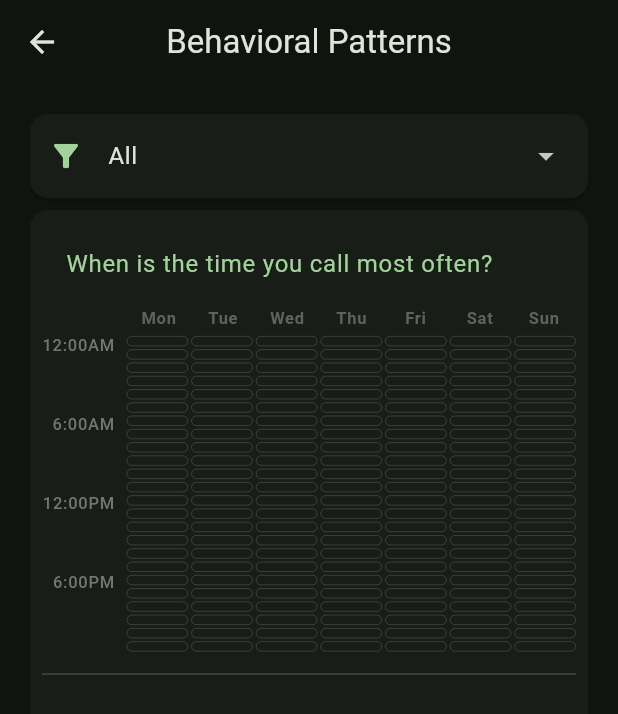
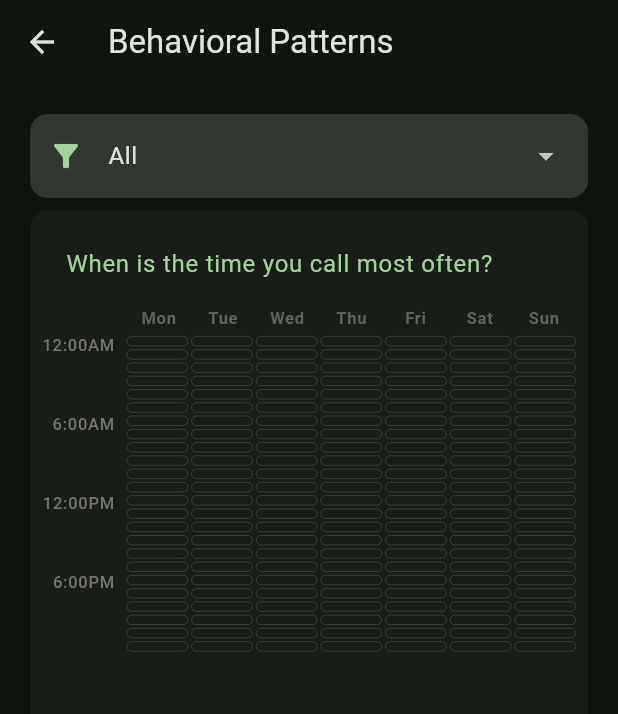
Before and after one commit to abdetaterefe/phone_recap, a Flutter app: the BehavioralPatternsView screen opened directly, on a phone screen of 412 x 824 dp. Shown: the top 714 px of the screen. Run offline on Flutter 3.47's test engine with Material 3 defaults, Android fonts, the phone set to English and light mode, and no system bars; our stand-ins replace equatable, fl_chart, flutter_bloc, flutter_contacts, flutter_local_notifications, package_info_plus and 4 more; accounts and stored records are empty.

Commit message:
chore: refactor

```diff
--- a/lib/features/behavioral_patterns/view/behavioral_patterns_page.dart
+++ b/lib/features/behavioral_patterns/view/behavioral_patterns_page.dart
@@ -38,17 +38,50 @@ class _BehavioralPatternsViewState extends State<BehavioralPatternsView> {
   @override
   Widget build(BuildContext context) {
     return Scaffold(
-      appBar: AppBar(
-        title: const Text('Behavioral Patterns'),
-        centerTitle: true,
-      ),
+      appBar: AppBar(title: const Text('Behavioral Patterns')),
       body: Padding(
         padding: const EdgeInsets.all(16),
+        child: BlocBuilder<BehavioralPatternsBloc, BehavioralPatternsState>(
+          builder: (context, state) {
+            if (state.status == Status.loading) {
+              return Shimmer.fromColors(
+                enabled: true,
+                direction: ShimmerDirection.ltr,
+                baseColor:
+                    Theme.of(context).colorScheme.brightness == Brightness.dark
+                        ? Theme.of(context).colorScheme.surfaceBright
+                        : Theme.of(context).colorScheme.surfaceDim,
+                highlightColor:
+                    Theme.of(context).colorScheme.brightness == Brightness.dark
+                        ? Theme.of(context).colorScheme.surfaceContainerHigh
+                        : Theme.of(context).colorScheme.surfaceContainerHigh,
                 child: Column(
                   children: [
-            BlocBuilder<BehavioralPatternsBloc, BehavioralPatternsState>(
-              builder: (context, state) {
-                return Card(
+                    Card(
+                      child: DropdownMenu<String>(
+                        width: double.infinity,
+                        initialSelection: "all",
+                        onSelected: (String? value) {},
+                        dropdownMenuEntries: [],
+                      ),
+                    ),
+                    Expanded(
+                      child: Card(
+                        child: SizedBox(
+                          width: double.infinity,
+                          height: double.infinity,
+                        ),
+                      ),
+                    ),
+                  ],
+                ),
+              );
+            } else if (state.status == Status.error) {
+              return const Center(child: Text("Error"));
+            } else {
+              return Column(
+                children: [
+                  Card.filled(
                     child: DropdownMenu<String>(
                       width: double.infinity,
                       leadingIcon: Icon(
@@ -78,40 +111,10 @@ class _BehavioralPatternsViewState extends State<BehavioralPatternsView> {
                         ),
                       ],
                     ),
-                );
-              },
                   ),
                   Expanded(
                     child: Card(
-                child: BlocBuilder<
-                  BehavioralPatternsBloc,
-                  BehavioralPatternsState
-                >(
-                  builder: (context, state) {
-                    if (state.status == Status.loading) {
-                      return Shimmer.fromColors(
-                        enabled: true,
-                        direction: ShimmerDirection.ltr,
-                        baseColor:
-                            Theme.of(context).colorScheme.brightness ==
-                                    Brightness.dark
-                                ? Theme.of(context).colorScheme.surfaceBright
-                                : Theme.of(context).colorScheme.surfaceDim,
-                        highlightColor:
-                            Theme.of(context).colorScheme.brightness ==
-                                    Brightness.dark
-                                ? Theme.of(
-                                  context,
-                                ).colorScheme.surfaceContainerHigh
-                                : Theme.of(
-                                  context,
-                                ).colorScheme.surfaceContainerHigh,
-                        child: SizedBox(width: double.infinity),
-                      );
-                    } else if (state.status == Status.error) {
-                      return const Center(child: Text("Error"));
-                    } else {
-                      return SizedBox(
+                      child: SizedBox(
                         width: double.infinity,
                         child: Padding(
                           padding: EdgeInsets.all(8),
@@ -130,20 +133,19 @@ class _BehavioralPatternsViewState extends State<BehavioralPatternsView> {
                                 FrequencyHeatmap(
                                   frequencyHeatmap: state.frequencyHeatmap,
                                 ),
-                                Divider(),
                               ],
                             ),
                           ),
                         ),
+                      ),
+                    ),
+                  ),
+                ],
               );
             }
           },
         ),
       ),
-            ),
-          ],
-        ),
-      ),
     );
   }
 }
--- a/lib/features/contact_insights/view/contact_insights_page.dart
+++ b/lib/features/contact_insights/view/contact_insights_page.dart
@@ -60,13 +60,6 @@ class _ContactInsightsViewState extends State<ContactInsightsView> {
                     Card.filled(
                       child: DropdownMenu<String>(
                         width: double.infinity,
-                        leadingIcon: Icon(
-                          Icons.contacts,
-                          color: Theme.of(context).colorScheme.primary,
-                        ),
-                        inputDecorationTheme: const InputDecorationTheme(
-                          border: InputBorder.none,
-                        ),
                         initialSelection: "",
                         onSelected: (String? value) {},
                         dropdownMenuEntries: [],
```
Lines whose indentation alone changed are shown as unchanged.
